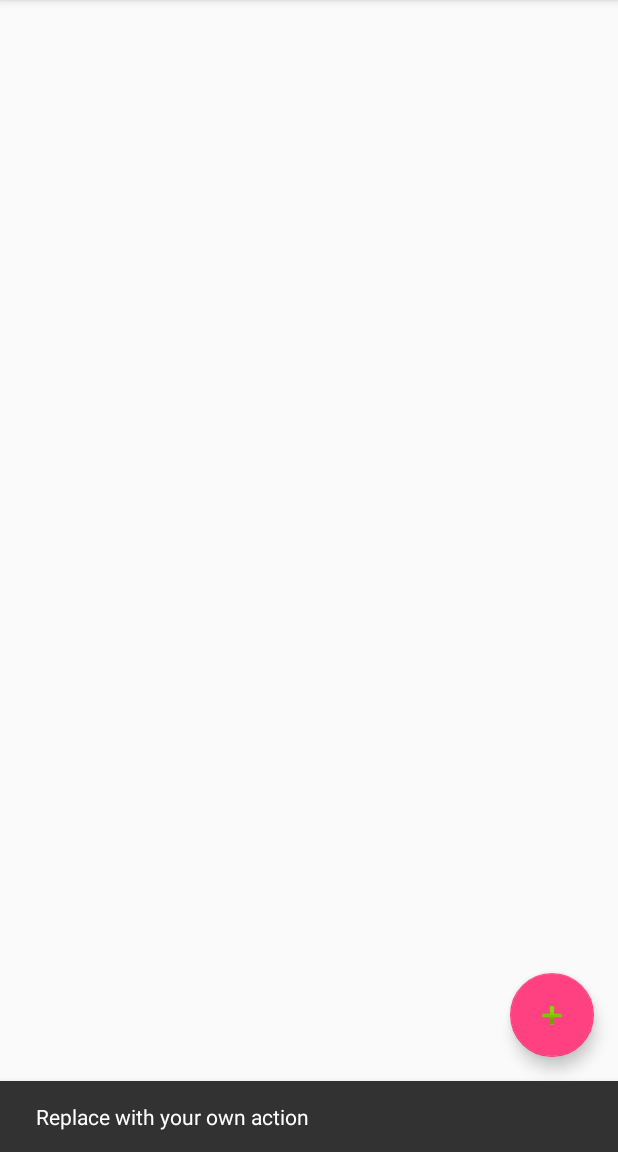
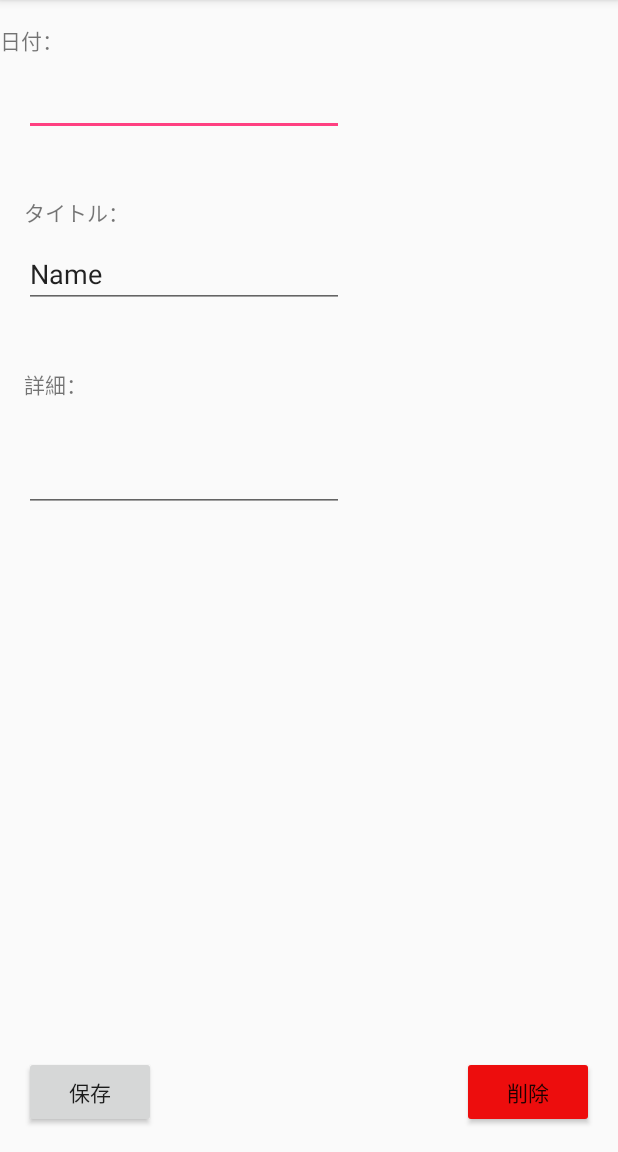
Before and after one commit to yhishi/Task, an Android app: the screen it shows after launch (MainActivity before the commit, TaskEditActivity after it), after a tap on an icon or button, on a phone screen of 412 x 824 dp, the part 84-1236 px from its top. Run offline under Robolectric (Android 15) with nearby library versions, the phone set to English and light mode, and no system bars; libraries missing offline, so code that uses them is left out: io.realm, io.realm.kotlin; 4 statements that could not run were skipped.

Commit message:
タスク保存用画面作成

```diff
--- a/app/build.gradle
+++ b/app/build.gradle
@@ -8,7 +8,7 @@ android {
     compileSdkVersion 27
     defaultConfig {
         applicationId "com.yhishi.mytask"
-        minSdkVersion 16
+        minSdkVersion 19
         targetSdkVersion 27
         versionCode 1
         versionName "1.0"
@@ -26,7 +26,7 @@ dependencies {
     implementation 'io.realm:android-adapters:2.1.1'
     implementation "org.jetbrains.anko:anko-common:$anko_version"
     implementation fileTree(dir: 'libs', include: ['*.jar'])
-    implementation"org.jetbrains.kotlin:kotlin-stdlib-jre7:$kotlin_version"
+    implementation "org.jetbrains.kotlin:kotlin-stdlib-jre7:$kotlin_version"
     implementation 'com.android.support:appcompat-v7:27.1.1'
     implementation 'com.android.support.constraint:constraint-layout:1.1.2'
     implementation 'com.android.support:design:27.1.1'
--- a/app/src/main/AndroidManifest.xml
+++ b/app/src/main/AndroidManifest.xml
@@ -20,6 +20,7 @@
                 <category android:name="android.intent.category.LAUNCHER" />
             </intent-filter>
         </activity>
+        <activity android:name=".TaskEditActivity"></activity>
     </application>
 
 </manifest>
--- a/app/src/main/java/com/yhishi/mytask/MainActivity.kt
+++ b/app/src/main/java/com/yhishi/mytask/MainActivity.kt
@@ -1,11 +1,13 @@
 package com.yhishi.mytask
 
 import android.os.Bundle
-import android.support.design.widget.Snackbar
 import android.support.v7.app.AppCompatActivity
 import io.realm.Realm
+import io.realm.kotlin.where
 
 import kotlinx.android.synthetic.main.activity_main.*
+import kotlinx.android.synthetic.main.content_main.*
+import org.jetbrains.anko.startActivity
 
 class MainActivity : AppCompatActivity() {
 
@@ -21,9 +23,15 @@ class MainActivity : AppCompatActivity() {
         // Realmインスタンス作成
         realm = Realm.getDefaultInstance()
 
+        // Realmから保存レコード取得
+        val Tasks = realm.where<Task>().findAll()
+
+        // リストビューにアダプター設定
+        listView.adapter = TaskAdapter(Tasks)
+
+        // タスク編集画面に遷移
         fab.setOnClickListener { view ->
-            Snackbar.make(view, "Replace with your own action", Snackbar.LENGTH_LONG)
-                    .setAction("Action", null).show()
+            startActivity<TaskEditActivity>()
         }
     }
 
--- /dev/null
+++ b/app/src/main/java/com/yhishi/mytask/TaskEditActivity.kt
@@ -0,0 +1,12 @@
+package com.yhishi.mytask
+
+import android.support.v7.app.AppCompatActivity
+import android.os.Bundle
+
+class TaskEditActivity : AppCompatActivity() {
+
+    override fun onCreate(savedInstanceState: Bundle?) {
+        super.onCreate(savedInstanceState)
+        setContentView(R.layout.activity_task_edit)
+    }
+}
--- /dev/null
+++ b/app/src/main/res/layout/activity_task_edit.xml
@@ -0,0 +1,95 @@
+<?xml version="1.0" encoding="utf-8"?>
+<android.support.constraint.ConstraintLayout xmlns:android="http://schemas.android.com/apk/res/android"
+    xmlns:app="http://schemas.android.com/apk/res-auto"
+    xmlns:tools="http://schemas.android.com/tools"
+    android:layout_width="match_parent"
+    android:layout_height="match_parent"
+    tools:context="com.yhishi.mytask.TaskEditActivity">
+
+    <TextView
+        android:id="@+id/textView"
+        android:layout_width="wrap_content"
+        android:layout_height="wrap_content"
+        android:layout_marginStart="16dp"
+        android:layout_marginTop="16dp"
+        android:text="@string/date"
+        app:layout_constraintLeft_toStartOf="parent"
+        app:layout_constraintTop_toTopOf="parent" />
+
+    <EditText
+        android:id="@+id/dateEdit"
+        android:layout_width="wrap_content"
+        android:layout_height="wrap_content"
+        android:layout_marginStart="16dp"
+        android:layout_marginTop="8dp"
+        android:ems="10"
+        android:inputType="date"
+        app:layout_constraintLeft_toLeftOf="parent"
+        app:layout_constraintTop_toBottomOf="@+id/textView" />
+
+    <TextView
+        android:id="@+id/textView2"
+        android:layout_width="wrap_content"
+        android:layout_height="wrap_content"
+        android:layout_marginStart="16dp"
+        android:layout_marginTop="40dp"
+        android:text="@string/title"
+        app:layout_constraintStart_toStartOf="parent"
+        app:layout_constraintTop_toBottomOf="@+id/dateEdit" />
+
+    <EditText
+        android:id="@+id/titleEdit"
+        android:layout_width="wrap_content"
+        android:layout_height="wrap_content"
+        android:layout_marginStart="16dp"
+        android:layout_marginTop="8dp"
+        android:ems="10"
+        android:inputType="textPersonName"
+        android:text="Name"
+        app:layout_constraintLeft_toLeftOf="parent"
+        app:layout_constraintTop_toBottomOf="@+id/textView2" />
+
+    <TextView
+        android:id="@+id/textView3"
+        android:layout_width="wrap_content"
+        android:layout_height="wrap_content"
+        android:layout_marginStart="16dp"
+        android:layout_marginTop="40dp"
+        android:text="@string/detail"
+        app:layout_constraintLeft_toLeftOf="parent"
+        app:layout_constraintTop_toBottomOf="@+id/titleEdit" />
+
+    <EditText
+        android:id="@+id/detailEdit"
+        android:layout_width="0dp"
+        android:layout_height="wrap_content"
+        android:layout_marginStart="16dp"
+        android:layout_marginTop="8dp"
+        android:ems="10"
+        android:inputType="textMultiLine"
+        android:maxLines="8"
+        android:minLines="2"
+        app:layout_constraintLeft_toLeftOf="parent"
+        app:layout_constraintTop_toBottomOf="@+id/textView3" />
+
+    <Button
+        android:id="@+id/save"
+        android:layout_width="wrap_content"
+        android:layout_height="wrap_content"
+        android:layout_marginBottom="16dp"
+        android:layout_marginStart="16dp"
+        android:text="@string/save"
+        app:layout_constraintBottom_toBottomOf="parent"
+        app:layout_constraintLeft_toLeftOf="parent" />
+
+    <Button
+        android:id="@+id/delete"
+        android:layout_width="wrap_content"
+        android:layout_height="wrap_content"
+        android:layout_marginBottom="16dp"
+        android:layout_marginEnd="16dp"
+        android:backgroundTint="#ed0d0d"
+        android:text="@string/delete"
+        app:layout_constraintBottom_toBottomOf="parent"
+        app:layout_constraintRight_toRightOf="parent" />
+</android.support.constraint.ConstraintLayout>
--- a/app/src/main/res/values/strings.xml
+++ b/app/src/main/res/values/strings.xml
@@ -1,4 +1,9 @@
 <resources>
     <string name="app_name">My Task</string>
     <string name="action_settings">Settings</string>
+    <string name="date">日付：</string>
+    <string name="title">タイトル：</string>
+    <string name="detail">詳細：</string>
+    <string name="save">保存</string>
+    <string name="delete">削除</string>
 </resources>
```
